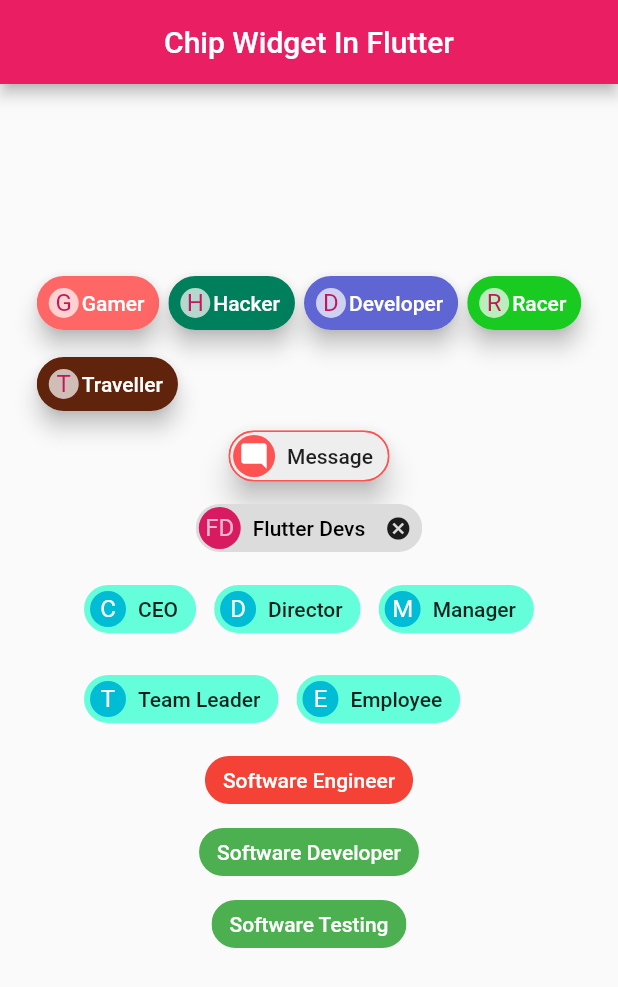
After one commit to vikassuthar44/FlutterUI, a Flutter app: the ChipDemo screen opened directly, on a phone screen of 412 x 824 dp. The commit adds this screen. Shown: the top 987 px of the screen. Run offline on Flutter 3.47's test engine with Material 2 defaults, Android fonts, the phone set to English and light mode, and no system bars.

Commit message:
add simple chip demo

```diff
--- a/lib/main.dart
+++ b/lib/main.dart
@@ -1,6 +1,7 @@
 import 'package:flutter/material.dart';
 import 'package:flutter_ui/screens/SignInPage.dart';
 import 'package:flutter_ui/screens/SearchFilterBottomSheet.dart';
+import 'package:flutter_ui/screens/ShipDemo.dart';
 
 void main() => runApp(const MyApp());
 
--- /dev/null
+++ b/lib/screens/ShipDemo.dart
@@ -0,0 +1,204 @@
+import 'package:flutter/material.dart';
+
+class ChipDemo extends StatefulWidget {
+
+  @override
+  State<StatefulWidget> createState() => _ChipDemoState();
+}
+
+class _ChipDemoState extends State<ChipDemo> {
+
+
+  late GlobalKey<ScaffoldState> _key;
+  late bool _isSelected;
+  late List<CompanyWidget> _companies;
+  late List<String> _filters;
+  late List<String> _choices;
+  late int _choiceIndex;
+
+  @override
+  void initState() {
+    super.initState();
+    _key = GlobalKey<ScaffoldState>();
+    _isSelected = false;
+    _choiceIndex = 0;
+    _filters = <String>[];
+    _companies = <CompanyWidget>[
+      CompanyWidget('CEO'),
+      CompanyWidget('Director'),
+      CompanyWidget('Manager'),
+      CompanyWidget('Team Leader'),
+      CompanyWidget('Employee'),
+    ];
+    _choices = ["Software Engineer","Software Developer",
+      "Software Testing"];
+  }
+
+  @override
+  Widget build(BuildContext context) {
+    return Scaffold(
+      key: _key,
+      appBar: AppBar(
+        title: Text("Chip Widget In Flutter"),
+        centerTitle: true,
+        automaticallyImplyLeading: false,
+      ),
+      body: Center(
+        child: Column(
+          crossAxisAlignment: CrossAxisAlignment.center,
+          mainAxisAlignment: MainAxisAlignment.center,
+          children: <Widget>[
+            chipList(),
+            _buildActionChips(),
+            _buildInputChips(),
+            Wrap(
+              children: companyPosition.toList(),
+            ),
+            _buildChoiceChips(),
+
+          ],
+        ),
+      ),
+    );
+  }
+
+
+
+  chipList() {
+    return Wrap(
+      spacing: 6.0,
+      runSpacing: 6.0,
+      children: <Widget>[
+        _buildChip('Gamer', Color(0xFFff6666)),
+        _buildChip('Hacker', Color(0xFF007f5c)),
+        _buildChip('Developer', Color(0xFF5f65d3)),
+        _buildChip('Racer', Color(0xFF19ca21)),
+        _buildChip('Traveller', Color(0xFF60230b)),
+      ],
+    );
+  }
+
+
+  Widget _buildChoiceChips() {
+    return Container(
+      height: MediaQuery.of(context).size.height/4,
+      child: ListView.builder(
+        itemCount: _choices.length,
+        itemBuilder: (BuildContext context, int index) {
+          return ChoiceChip(
+            label: Text(_choices[index]),
+            selected: _choiceIndex == index,
+            selectedColor: Colors.red,
+            onSelected: (bool selected) {
+              setState(() {
+                _choiceIndex = selected ? index : 0;
+              });
+            },
+            backgroundColor: Colors.green,
+            labelStyle: TextStyle(color: Colors.white),
+          );
+        },
+      ),
+    );
+  }
+
+  Widget _buildInputChips() {
+    return InputChip(
+      padding: EdgeInsets.all(2.0),
+      avatar: CircleAvatar(
+        backgroundColor: Colors.pink.shade600,
+        child: Text('FD'),
+      ),
+      label: Text('Flutter Devs',style: TextStyle(color:
+      _isSelected?Colors.white:Colors.black),
+      ),
+      selected: _isSelected,
+      selectedColor: Colors.blue.shade600,
+      onSelected: (bool selected) {
+        setState(() {
+          _isSelected = selected;
+        });
+      },
+      onDeleted: () {
+      },
+    );
+  }
+
+  Widget _buildActionChips() {
+    return ActionChip(
+      elevation: 8.0,
+      padding: EdgeInsets.all(2.0),
+      avatar: CircleAvatar(
+        backgroundColor: Colors.redAccent,
+        child: Icon(Icons.mode_comment,color: Colors.white,size: 20,),
+      ),
+      label: Text('Message'),
+      onPressed: () {
+        _key.currentState?.showSnackBar(SnackBar(
+          content: Text('Message...'),
+        ));
+      },
+      backgroundColor: Colors.grey[200],
+      shape: StadiumBorder(
+          side: BorderSide(
+            width: 1,
+            color: Colors.redAccent,
+          )),
+    );
+  }
+
+  Iterable<Widget> get companyPosition sync* {
+    for (CompanyWidget company in _companies) {
+      yield Padding(
+        padding: const EdgeInsets.all(6.0),
+        child: FilterChip(
+          backgroundColor: Colors.tealAccent[200],
+          avatar: CircleAvatar(
+            backgroundColor: Colors.cyan,
+            child: Text(company.name[0].toUpperCase(),style: TextStyle(color: Colors.white),),
+          ),
+          label: Text(company.name,),
+          selected: _filters.contains(company.name),
+          selectedColor: Colors.purpleAccent,
+          onSelected: (bool selected) {
+            setState(() {
+              if (selected) {
+                _filters.add(company.name);
+              } else {
+                _filters.removeWhere((String name) {
+                  return name == company.name;
+                });
+              }
+            });
+          },
+        ),
+      );
+    }
+  }
+
+  Widget _buildChip(String label, Color color) {
+    return Chip(
+      labelPadding: EdgeInsets.all(2.0),
+      avatar: CircleAvatar(
+        backgroundColor: Colors.white70,
+        child: Text(label[0].toUpperCase()),
+      ),
+      label: Text(
+        label,
+        style: TextStyle(
+          color: Colors.white,
+        ),
+      ),
+      backgroundColor: color,
+      elevation: 6.0,
+      shadowColor: Colors.grey[60],
+      padding: EdgeInsets.all(8.0),
+    );
+  }
+
+}
+
+class CompanyWidget {
+  const CompanyWidget(this.name);
+  final String name;
+}
```
